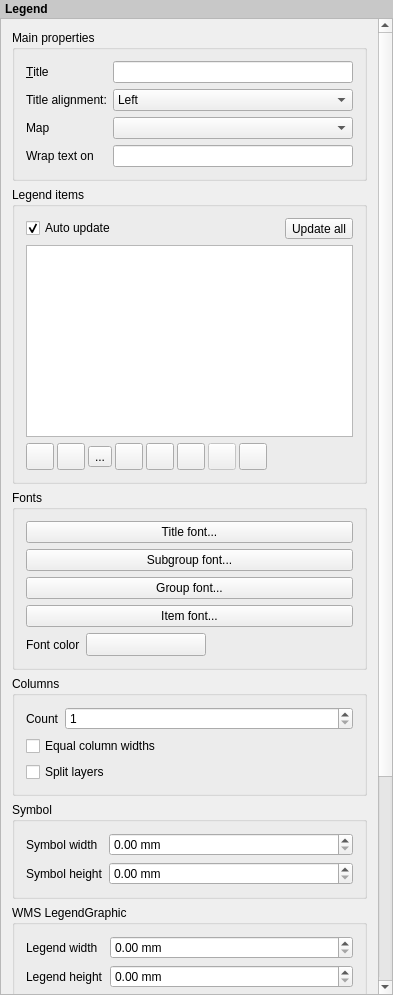
This is src/ui/qgscomposerlegendwidgetbase.ui in kadas-albireo/kadas-albireo as Qt 5 draws it before an edit. The edited form follows.
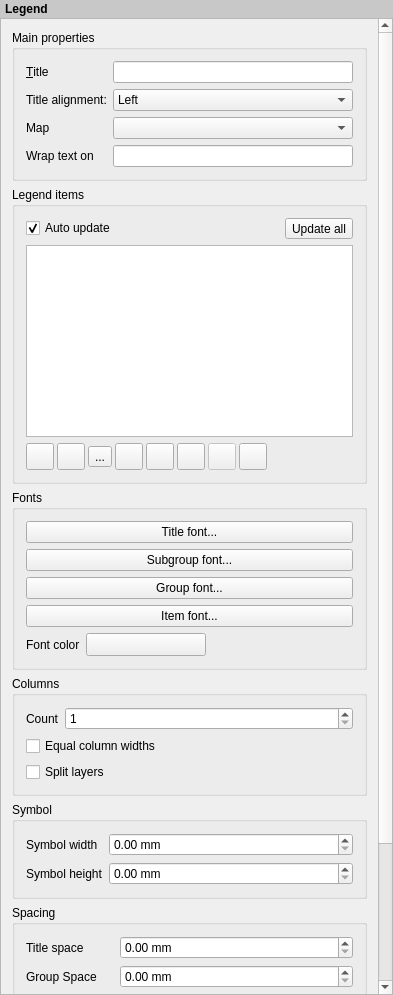
This is the edited form. Icons and pictures are not drawn. Custom widgets are drawn as their Qt base class.

Commit message: Ensure legend graphic is available when drawing it

```diff
--- a/src/ui/qgscomposerlegendwidgetbase.ui
+++ b/src/ui/qgscomposerlegendwidgetbase.ui
@@ -55,8 +55,8 @@
        <rect>
         <x>0</x>
         <y>0</y>
-        <width>375</width>
-        <height>1273</height>
+        <width>377</width>
+        <height>1129</height>
        </rect>
       </property>
       <layout class="QVBoxLayout" name="mainLayout">
@@ -616,83 +616,7 @@
             <property name="suffix">
              <string> mm</string>
             </property>
-            <property name="showClearButton">
-             <bool>false</bool>
-            </property>
-           </widget>
-          </item>
-         </layout>
-        </widget>
-       </item>
-       <item>
-        <widget class="QgsCollapsibleGroupBoxBasic" name="mSymbolsColGroupBox_2">
-         <property name="focusPolicy">
-          <enum>Qt::StrongFocus</enum>
-         </property>
-         <property name="title">
-          <string>WMS LegendGraphic</string>
-         </property>
-         <property name="syncGroup" stdset="0">
-          <string notr="true">composeritem</string>
-         </property>
-         <property name="collapsed" stdset="0">
-          <bool>true</bool>
-         </property>
-         <layout class="QFormLayout" name="formLayout_5">
-          <property name="fieldGrowthPolicy">
-           <enum>QFormLayout::AllNonFixedFieldsGrow</enum>
-          </property>
-          <property name="labelAlignment">
-           <set>Qt::AlignLeading|Qt::AlignLeft|Qt::AlignVCenter</set>
-          </property>
-          <item row="0" column="0">
-           <widget class="QLabel" name="label_13">
-            <property name="text">
-             <string>Legend width</string>
-            </property>
-            <property name="wordWrap">
-             <bool>true</bool>
-            </property>
-           </widget>
-          </item>
-          <item row="0" column="1">
-           <widget class="QgsDoubleSpinBox" name="mWmsLegendWidthSpinBox">
-            <property name="prefix">
-             <string/>
-            </property>
-            <property name="suffix">
-             <string> mm</string>
-            </property>
-            <property name="maximum">
-             <double>9999.000000000000000</double>
-            </property>
-            <property name="showClearButton">
-             <bool>false</bool>
-            </property>
-           </widget>
-          </item>
-          <item row="1" column="0">
-           <widget class="QLabel" name="label_14">
-            <property name="text">
-             <string>Legend height</string>
-            </property>
-            <property name="wordWrap">
-             <bool>true</bool>
-            </property>
-           </widget>
-          </item>
-          <item row="1" column="1">
-           <widget class="QgsDoubleSpinBox" name="mWmsLegendHeightSpinBox">
-            <property name="prefix">
-             <string/>
-            </property>
-            <property name="suffix">
-             <string> mm</string>
-            </property>
-            <property name="maximum">
-             <double>9999.000000000000000</double>
-            </property>
-            <property name="showClearButton">
+            <property name="showClearButton" stdset="0">
              <bool>false</bool>
             </property>
            </widget>
```
Left out of the diff: 16 changed lines with no effect on the pictures. The commit also changes 9 other files.
